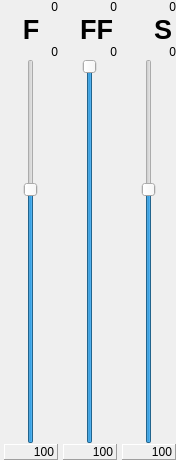
Before: the Qt Designer form src/UI/VSpeedInfo.ui in DjangoReinhard/FalconView, drawn with Qt 5.
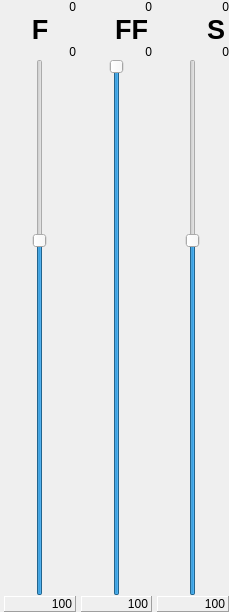
After: the same form once the commit is applied.

Patch:
```diff
--- a/src/UI/VSpeedInfo.ui
+++ b/src/UI/VSpeedInfo.ui
@@ -1,13 +1,13 @@
 <?xml version="1.0" encoding="UTF-8"?>
 <ui version="4.0">
  <class>VSpeedInfoForm</class>
- <widget class="QFrame" name="VSpeedInfoForm">
+ <widget class="QWidget" name="VSpeedInfoForm">
   <property name="geometry">
    <rect>
     <x>0</x>
     <y>0</y>
-    <width>176</width>
-    <height>460</height>
+    <width>229</width>
+    <height>612</height>
    </rect>
   </property>
   <property name="windowTitle">
@@ -126,6 +126,12 @@
        <verstretch>0</verstretch>
       </sizepolicy>
      </property>
+     <property name="minimumSize">
+      <size>
+       <width>50</width>
+       <height>0</height>
+      </size>
+     </property>
      <property name="text">
       <string notr="true">0</string>
      </property>
@@ -187,6 +193,12 @@
        <verstretch>0</verstretch>
       </sizepolicy>
      </property>
+     <property name="minimumSize">
+      <size>
+       <width>50</width>
+       <height>0</height>
+      </size>
+     </property>
      <property name="text">
       <string notr="true">0</string>
      </property>
@@ -323,6 +335,12 @@
        <verstretch>0</verstretch>
       </sizepolicy>
      </property>
+     <property name="minimumSize">
+      <size>
+       <width>50</width>
+       <height>0</height>
+      </size>
+     </property>
      <property name="text">
       <string notr="true">0</string>
      </property>
```
